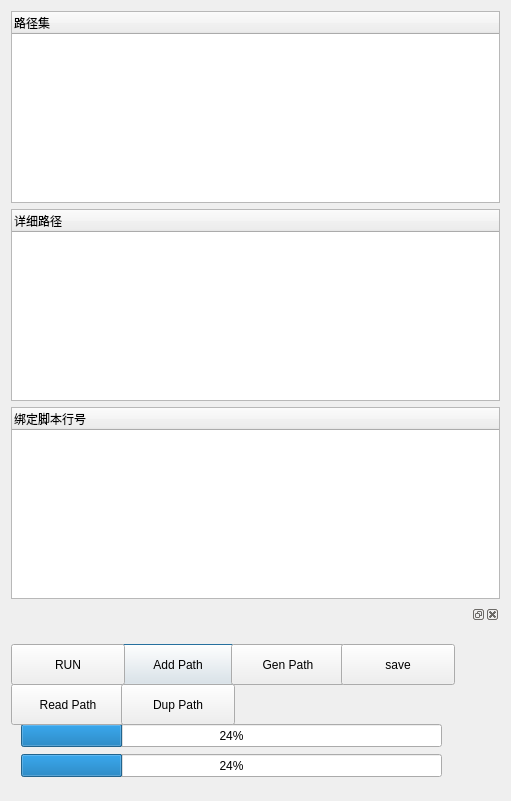
First picture: the form in ExperimentDialog.ui, repository yzxyzh/LazGUI, before the edit.
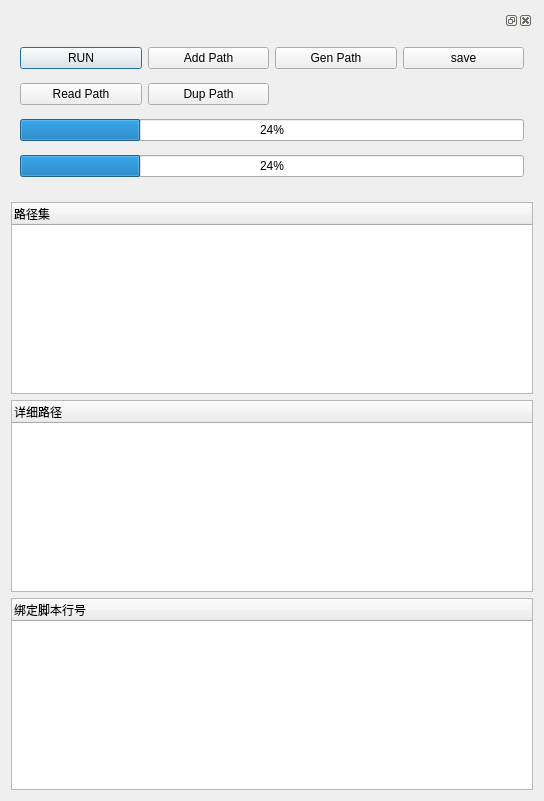
Second picture: the form after the edit.

```diff
--- a/ExperimentDialog.ui
+++ b/ExperimentDialog.ui
@@ -6,15 +6,82 @@
    <rect>
     <x>0</x>
     <y>0</y>
-    <width>511</width>
+    <width>544</width>
     <height>801</height>
    </rect>
   </property>
   <property name="windowTitle">
    <string>Dialog</string>
   </property>
-  <layout class="QVBoxLayout" name="verticalLayout">
-   <item>
+  <layout class="QGridLayout" name="gridLayout">
+   <item row="0" column="0">
+    <widget class="QDockWidget" name="dockWidget">
+     <widget class="QWidget" name="dockWidgetContents">
+      <layout class="QGridLayout" name="gridLayout_2">
+       <item row="0" column="0">
+        <widget class="QPushButton" name="runBtn">
+         <property name="text">
+          <string>RUN</string>
+         </property>
+        </widget>
+       </item>
+       <item row="0" column="1">
+        <widget class="QPushButton" name="addPathBtn">
+         <property name="text">
+          <string>Add Path</string>
+         </property>
+         <property name="flat">
+          <bool>false</bool>
+         </property>
+        </widget>
+       </item>
+       <item row="0" column="2">
+        <widget class="QPushButton" name="GeneratePathBtn">
+         <property name="text">
+          <string>Gen Path</string>
+         </property>
+        </widget>
+       </item>
+       <item row="0" column="3">
+        <widget class="QPushButton" name="saveBtn">
+         <property name="text">
+          <string>save</string>
+         </property>
+        </widget>
+       </item>
+       <item row="1" column="0">
+        <widget class="QPushButton" name="readPathBtn">
+         <property name="text">
+          <string>Read Path</string>
+         </property>
+        </widget>
+       </item>
+       <item row="2" column="0" colspan="4">
+        <widget class="QProgressBar" name="globalProgress">
+         <property name="value">
+          <number>24</number>
+         </property>
+        </widget>
+       </item>
+       <item row="3" column="0" colspan="4">
+        <widget class="QProgressBar" name="localProgress">
+         <property name="value">
+          <number>24</number>
+         </property>
+        </widget>
+       </item>
+       <item row="1" column="1">
+        <widget class="QPushButton" name="dupPathBtn">
+         <property name="text">
+          <string>Dup Path</string>
+         </property>
+        </widget>
+       </item>
+      </layout>
+     </widget>
+    </widget>
+   </item>
+   <item row="1" column="0">
     <widget class="QTreeWidget" name="pathList">
      <property name="sizePolicy">
       <sizepolicy hsizetype="Minimum" vsizetype="Expanding">
@@ -29,7 +96,7 @@
      </column>
     </widget>
    </item>
-   <item>
+   <item row="2" column="0">
     <widget class="QTreeWidget" name="pathDetail">
      <column>
       <property name="text">
@@ -38,7 +105,7 @@
      </column>
     </widget>
    </item>
-   <item>
+   <item row="3" column="0">
     <widget class="QTreeWidget" name="scriptBinder">
      <column>
       <property name="text">
@@ -47,119 +114,6 @@
      </column>
     </widget>
    </item>
-   <item>
-    <widget class="QDockWidget" name="dockWidget">
-     <widget class="QWidget" name="dockWidgetContents">
-      <widget class="QPushButton" name="addPathBtn">
-       <property name="geometry">
-        <rect>
-         <x>110</x>
-         <y>20</y>
-         <width>114</width>
-         <height>41</height>
-        </rect>
-       </property>
-       <property name="text">
-        <string>Add Path</string>
-       </property>
-       <property name="flat">
-        <bool>false</bool>
-       </property>
-      </widget>
-      <widget class="QPushButton" name="runBtn">
-       <property name="geometry">
-        <rect>
-         <x>0</x>
-         <y>20</y>
-         <width>114</width>
-         <height>41</height>
-        </rect>
-       </property>
-       <property name="text">
-        <string>RUN</string>
-       </property>
-      </widget>
-      <widget class="QPushButton" name="GeneratePathBtn">
-       <property name="geometry">
-        <rect>
-         <x>220</x>
-         <y>20</y>
-         <width>114</width>
-         <height>41</height>
-        </rect>
-       </property>
-       <property name="text">
-        <string>Gen Path</string>
-       </property>
-      </widget>
-      <widget class="QPushButton" name="saveBtn">
-       <property name="geometry">
-        <rect>
-         <x>330</x>
-         <y>20</y>
-         <width>114</width>
-         <height>41</height>
-        </rect>
-       </property>
-       <property name="text">
-        <string>save</string>
-       </property>
-      </widget>
-      <widget class="QProgressBar" name="globalProgress">
-       <property name="geometry">
-        <rect>
-         <x>10</x>
-         <y>100</y>
-         <width>421</width>
-         <height>23</height>
-        </rect>
-       </property>
-       <property name="value">
-        <number>24</number>
-       </property>
-      </widget>
-      <widget class="QProgressBar" name="localProgress">
-       <property name="geometry">
-        <rect>
-         <x>10</x>
-         <y>130</y>
-         <width>421</width>
-         <height>23</height>
-        </rect>
-       </property>
-       <property name="value">
-        <number>24</number>
-       </property>
-      </widget>
-      <widget class="QPushButton" name="readPathBtn">
-       <property name="geometry">
-        <rect>
-         <x>0</x>
-         <y>60</y>
-         <width>114</width>
-         <height>41</height>
-        </rect>
-       </property>
-       <property name="text">
-        <string>Read Path</string>
-       </property>
-      </widget>
-      <widget class="QPushButton" name="dupPathBtn">
-       <property name="geometry">
-        <rect>
-         <x>110</x>
-         <y>60</y>
-         <width>114</width>
-         <height>41</height>
-        </rect>
-       </property>
-       <property name="text">
-        <string>Dup Path</string>
-       </property>
-      </widget>
-     </widget>
-    </widget>
-   </item>
   </layout>
  </widget>
  <resources/>
```
